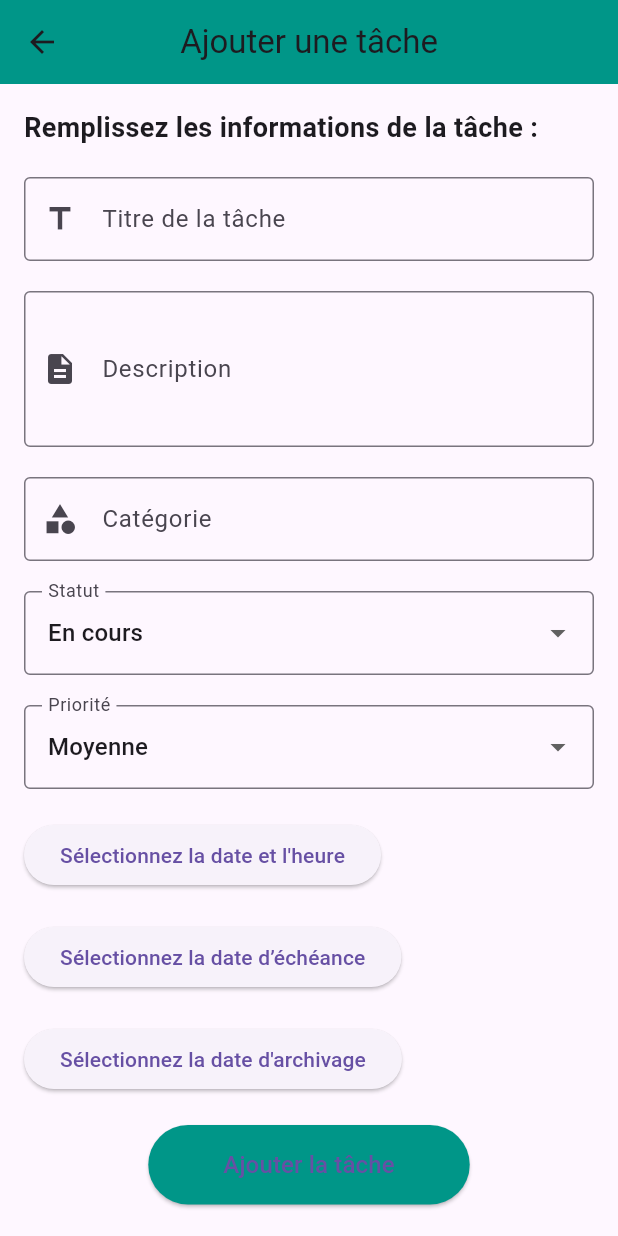
After one commit to manalker/gestion_etudiant, a Flutter app: the AddTaskPage screen opened by its route, on a phone screen of 412 x 824 dp. The commit adds this screen. Run offline on Flutter 3.47's test engine with Material 3 defaults, Android fonts, the phone set to English and light mode, and no system bars; our stand-ins replace cloud_firestore, firebase_core; accounts and stored records are empty.

Commit message:
Ajout et affichage des tâches

```diff
--- /dev/null
+++ b/lib/Pages/add_task_page.dart
@@ -0,0 +1,276 @@
+import 'package:flutter/material.dart';
+import 'package:cloud_firestore/cloud_firestore.dart';
+
+class AddTaskPage extends StatefulWidget {
+  const AddTaskPage({super.key});
+
+  @override
+  _AddTaskPageState createState() => _AddTaskPageState();
+}
+
+class _AddTaskPageState extends State<AddTaskPage> {
+  final _formKey = GlobalKey<FormState>();
+  final FirebaseFirestore _firestore = FirebaseFirestore.instance;
+
+  String titleTask = '';
+  String descTask = '';
+  String cathegTask = '';
+  String statut = 'En cours'; // Valeur par défaut pour le menu déroulant
+  String priorityTask = 'Moyenne'; // Priorité par défaut
+  DateTime? datCreation;
+  DateTime? datEchea;
+  DateTime? datArchiv;
+  String? timeDisplay;
+
+  // Fonction pour ajouter une tâche à la base de données
+  Future<void> addTask() async {
+    if (_formKey.currentState!.validate()) {
+      try {
+        // Si la date de création n'est pas déjà définie, on l'initialise avec la date actuelle
+        if (datCreation == null) {
+          datCreation = DateTime.now();
+        }
+
+        // Vérification des dates (date d'échéance et date d'archivage)
+        if (datEchea != null && datEchea!.isBefore(datCreation!)) {
+          ScaffoldMessenger.of(context).showSnackBar(
+            const SnackBar(content: Text("La date d'échéance doit être après la date de création.")),
+          );
+          return;
+        }
+
+        if (datArchiv != null && datArchiv!.isBefore(datCreation!)) {
+          ScaffoldMessenger.of(context).showSnackBar(
+            const SnackBar(content: Text("La date d'archivage doit être après la date de création.")),
+          );
+          return;
+        }
+
+        // Ajout de la tâche dans Firestore
+        await _firestore.collection('Tasks').add({
+          'titleTask': titleTask,
+          'descTask': descTask,
+          'cathegTask': cathegTask,
+          'statut': statut,
+          'priorityTask': priorityTask,
+          'datCreation': datCreation?.toIso8601String(),
+          'datEchea': datEchea?.toIso8601String(),
+          'datArchiv': datArchiv?.toIso8601String(),
+        });
+
+        ScaffoldMessenger.of(context).showSnackBar(
+          const SnackBar(content: Text('Tâche ajoutée avec succès !')),
+        );
+
+        _formKey.currentState!.reset();
+        setState(() {
+          statut = 'En cours';
+          priorityTask = 'Moyenne';
+          datCreation = null;
+          datEchea = null;
+          datArchiv = null;
+          timeDisplay = null;
+        });
+      } catch (e) {
+        ScaffoldMessenger.of(context).showSnackBar(
+          SnackBar(content: Text('Erreur : ${e.toString()}')),
+        );
+      }
+    }
+  }
+
+  // Fonction pour sélectionner la date et l'heure de création
+  Future<void> _selectDateTime(BuildContext context) async {
+    final DateTime? pickedDate = await showDatePicker(
+      context: context,
+      initialDate: DateTime.now(),
+      firstDate: DateTime(2000),
+      lastDate: DateTime(2100),
+    );
+
+    if (pickedDate != null) {
+      final TimeOfDay? pickedTime = await showTimePicker(
+        context: context,
+        initialTime: TimeOfDay.fromDateTime(pickedDate),
+      );
+
+      if (pickedTime != null) {
+        setState(() {
+          datCreation = DateTime(
+            pickedDate.year,
+            pickedDate.month,
+            pickedDate.day,
+            pickedTime.hour,
+            pickedTime.minute,
+          );
+          timeDisplay = '${pickedTime.format(context)} ${pickedDate.toLocal()}';
+        });
+      }
+    }
+  }
+
+  @override
+  Widget build(BuildContext context) {
+    return Scaffold(
+      appBar: AppBar(
+        title: const Text('Ajouter une tâche'),
+        backgroundColor: Colors.teal,
+        centerTitle: true,
+      ),
+      body: Padding(
+        padding: const EdgeInsets.all(16.0),
+        child: SingleChildScrollView(
+          child: Form(
+            key: _formKey,
+            child: Column(
+              crossAxisAlignment: CrossAxisAlignment.start,
+              children: [
+                const Text(
+                  'Remplissez les informations de la tâche :',
+                  style: TextStyle(fontSize: 18, fontWeight: FontWeight.bold),
+                ),
+                const SizedBox(height: 20),
+
+                // Champ Titre
+                TextFormField(
+                  decoration: const InputDecoration(
+                    labelText: 'Titre de la tâche',
+                    prefixIcon: Icon(Icons.title),
+                    border: OutlineInputBorder(),
+                  ),
+                  validator: (value) {
+                    if (value == null || value.isEmpty) {
+                      return 'Veuillez entrer un titre';
+                    }
+                    return null;
+                  },
+                  onChanged: (value) => titleTask = value,
+                ),
+                const SizedBox(height: 20),
+
+                // Champ Description
+                TextFormField(
+                  decoration: const InputDecoration(
+                    labelText: 'Description',
+                    prefixIcon: Icon(Icons.description),
+                    border: OutlineInputBorder(),
+                  ),
+                  maxLines: 3,
+                  onChanged: (value) => descTask = value,
+                ),
+                const SizedBox(height: 20),
+
+                // Champ Catégorie
+                TextFormField(
+                  decoration: const InputDecoration(
+                    labelText: 'Catégorie',
+                    prefixIcon: Icon(Icons.category),
+                    border: OutlineInputBorder(),
+                  ),
+                  onChanged: (value) => cathegTask = value,
+                ),
+                const SizedBox(height: 20),
+
+                // Sélecteur pour le statut
+                DropdownButtonFormField<String>(
+                  value: statut,
+                  decoration: const InputDecoration(
+                    labelText: 'Statut',
+                    border: OutlineInputBorder(),
+                  ),
+                  items: const [
+                    DropdownMenuItem(value: 'En cours', child: Text('En cours')),
+                    DropdownMenuItem(value: 'Terminé', child: Text('Terminé')),
+                    DropdownMenuItem(value: 'En retard', child: Text('En retard')),
+                    DropdownMenuItem(value: 'En attente', child: Text('En attente')),
+                  ],
+                  onChanged: (value) => setState(() {
+                    statut = value!;
+                  }),
+                ),
+                const SizedBox(height: 20),
+
+                // Sélecteur pour la priorité
+                DropdownButtonFormField<String>(
+                  value: priorityTask,
+                  decoration: const InputDecoration(
+                    labelText: 'Priorité',
+                    border: OutlineInputBorder(),
+                  ),
+                  items: const [
+                    DropdownMenuItem(value: 'faible', child: Text('faible')),
+                    DropdownMenuItem(value: 'Moyenne', child: Text('Moyenne')),
+                    DropdownMenuItem(value: 'Haute', child: Text('Haute')),
+                  ],
+                  onChanged: (value) => setState(() {
+                    priorityTask = value!;
+                  }),
+                ),
+                const SizedBox(height: 20),
+
+                // Sélecteur pour la date et l'heure de création
+                ElevatedButton(
+                  onPressed: () => _selectDateTime(context),
+                  child: Text(datCreation == null
+                      ? 'Sélectionnez la date et l\'heure'
+                      : 'Date et Heure de création : $timeDisplay'),
+                ),
+                const SizedBox(height: 20),
+
+                // Date d’échéance
+                ElevatedButton(
+                  onPressed: () async {
+                    datEchea = await showDatePicker(
+                      context: context,
+                      initialDate: DateTime.now(),
+                      firstDate: DateTime(2000),
+                      lastDate: DateTime(2100),
+                    );
+                  },
+                  child: Text(datEchea == null
+                      ? 'Sélectionnez la date d’échéance'
+                      : 'Date d’échéance : ${datEchea?.toLocal()}'),
+                ),
+                const SizedBox(height: 20),
+
+                // Date d'archivage
+                ElevatedButton(
+                  onPressed: () async {
+                    datArchiv = await showDatePicker(
+                      context: context,
+                      initialDate: DateTime.now(),
+                      firstDate: DateTime(2000),
+                      lastDate: DateTime(2100),
+                    );
+                  },
+                  child: Text(datArchiv == null
+                      ? 'Sélectionnez la date d\'archivage'
+                      : 'Date d\'archivage : ${datArchiv?.toLocal()}'),
+                ),
+                const SizedBox(height: 20),
+
+                // Bouton Ajouter
+                Center(
+                  child: ElevatedButton(
+                    onPressed: addTask,
+                    style: ElevatedButton.styleFrom(
+                      backgroundColor: Colors.teal,
+                      padding: const EdgeInsets.symmetric(
+                        vertical: 15,
+                        horizontal: 50,
+                      ),
+                    ),
+                    child: const Text(
+                      'Ajouter la tâche',
+                      style: TextStyle(fontSize: 16),
+                    ),
+                  ),
+                ),
+              ],
+            ),
+          ),
+        ),
+      ),
+    );
+  }
+}
```
Also changed, not shown: lib/Pages/admin_page.dart (+26 -1 lines), lib/Pages/edit_task_page.dart (added, +101 -0 lines), lib/Pages/task_details_page.dart (added, +75 -0 lines), lib/Pages/view_tasks_page.dart (added, +154 -0 lines), lib/main.dart (+28 -2 lines).
